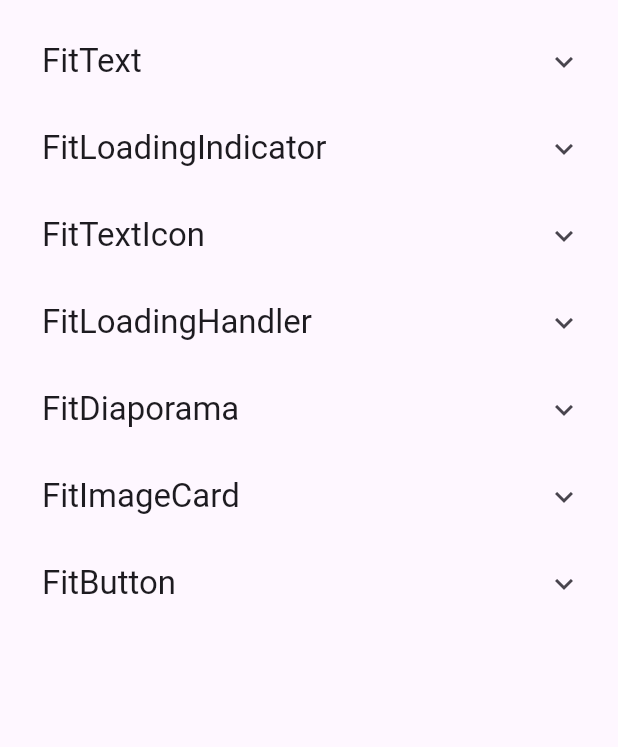
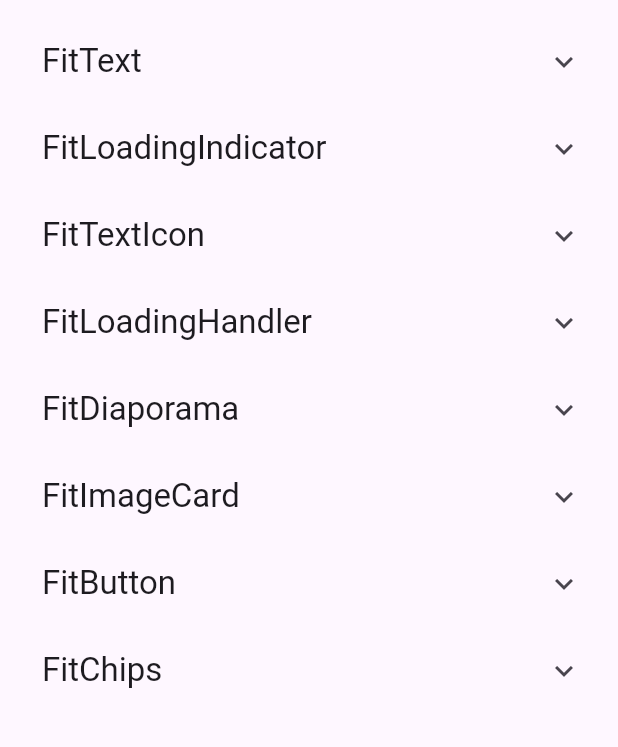
Before and after one commit to Vaistudio-dev/flutter_fit_utils_ui, a Flutter app: the screen it shows after launch, on a phone screen of 412 x 824 dp, the part 84-831 px from its top. Run offline on Flutter 3.47's test engine with Material 3 defaults, Android fonts, the phone set to English and light mode, and no system bars; our stand-ins replace google_fonts; Roboto replaces fonts that are missing (Overpass).

Commit message:
Add chips.

```diff
--- a/example/lib/main.dart
+++ b/example/lib/main.dart
@@ -128,6 +128,22 @@ class MyApp extends StatelessWidget {
                       ),
                     ],
                   ),
+                  const ExpansionTile(
+                    title: FitText.title("FitChips"),
+                    children: [
+                      FitChip(text: "Chip"),
+                      FitRadioChips(
+                        title: "Options",
+                        options: [
+                          "Chip 1",
+                          "Chip 2",
+                          "Chip 3",
+                          "Chip 4",
+                          "Chip 5",
+                        ],
+                      ),
+                    ],
+                  ),
                 ],
               ),
             ),
--- a/lib/fit_theme.dart
+++ b/lib/fit_theme.dart
@@ -3,7 +3,8 @@ import 'package:flutter_fit_utils_ui/flutter_fit_utils_ui.dart';
 
 /// Theme data with extended functionnalities.
 class FitTheme extends InheritedWidget {
-  static const double _defaultBaseRadius = 22;
+  /// Base radius by default, 22 pixels.
+  static const double defaultBaseRadius = 22;
 
   /// Base text style. This style will be applied to all fit ui components
   /// that uses the [Text] widget.
@@ -35,7 +36,7 @@ class FitTheme extends InheritedWidget {
     this.loadingIndicatorSize = FitLoadingIndicator.defaultSize,
     this.fitTextIconThemeData = const FitTextIconThemeData(),
     this.loadingBehavior = const FitLoadingHandlerBehavior(),
-    this.baseRadius = const BorderRadius.all(Radius.circular(_defaultBaseRadius)),
+    this.baseRadius = const BorderRadius.all(Radius.circular(defaultBaseRadius)),
   });
 
   /// Gets the closest [FitTheme] in the Widget Tree.
--- a/lib/flutter_fit_utils_ui.dart
+++ b/lib/flutter_fit_utils_ui.dart
@@ -10,3 +10,5 @@ export 'fit_loading_handler/loading_handler_behavior.dart';
 export 'fit_diaporama.dart';
 export 'fit_image_card.dart';
 export 'fit_button.dart';
+export 'fit_chips/fit_chip.dart';
+export 'fit_chips/fit_radio_chips.dart';
```
Also changed, not shown: lib/fit_chips/fit_chip.dart (added, +65 -0 lines), lib/fit_chips/fit_radio_chips.dart (added, +77 -0 lines).
